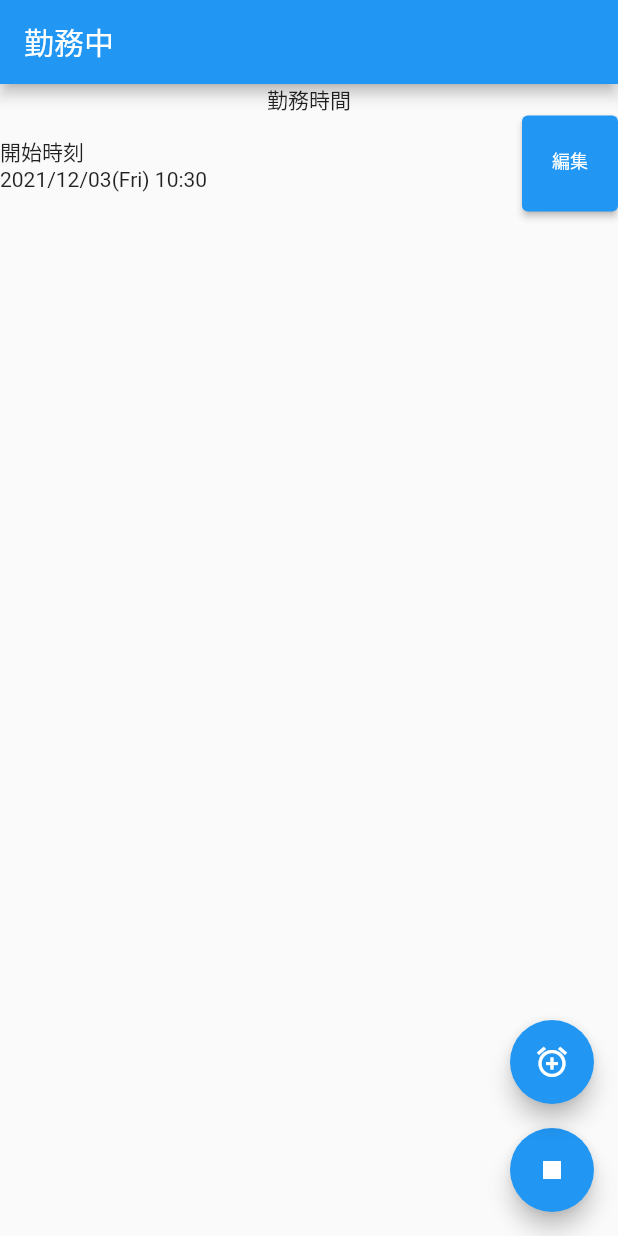
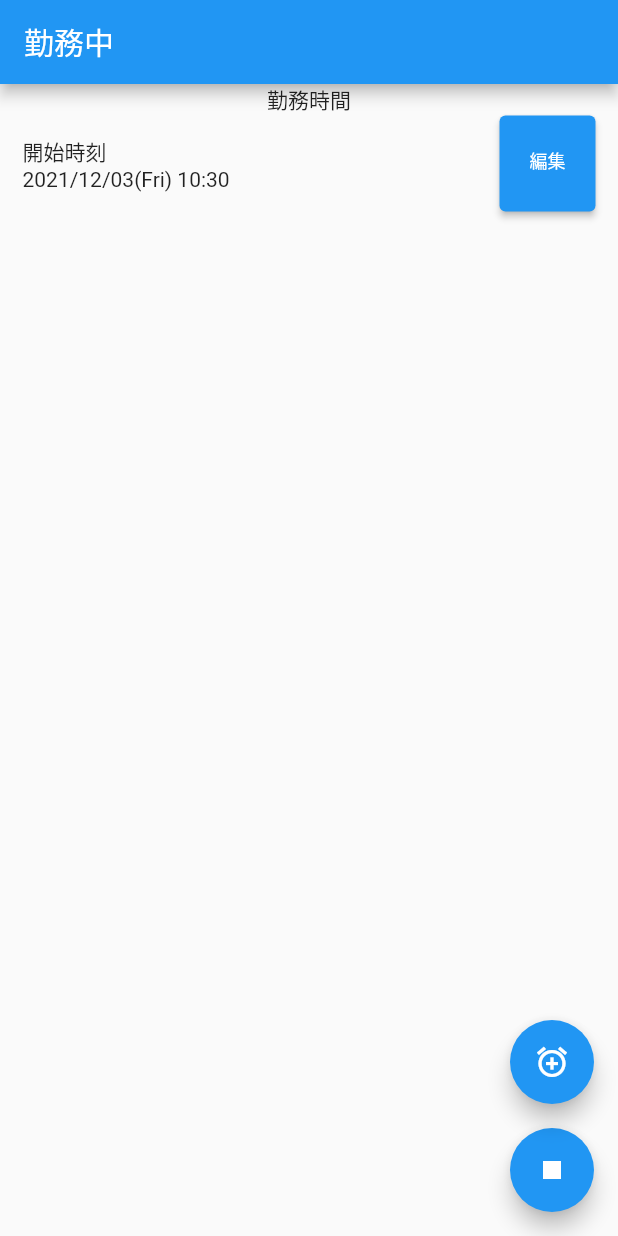
Before and after one commit to Masaki-Saito84/timelog_flutter_app, a Flutter app: the screen it shows after launch, after a tap on the "play arrow" icon, on a phone screen of 412 x 824 dp. Run offline on Flutter 3.47's test engine with Material 2 defaults, Android fonts, the phone set to English and light mode, and no system bars; our stand-ins replace flutter_datetime_picker, shared_preferences; missing offline and left inert: overlapping_time.

Commit message:
:construction: スタイル設定

```diff
--- a/lib/main.dart
+++ b/lib/main.dart
@@ -268,11 +268,21 @@ class WorkLog extends StatelessWidget {
         appBar: AppBar(
           title: Text(_headTitle),
         ),
-        body: Column(
+        body: Container(
+          padding: EdgeInsets.only(left: 15, right: 15),
+          child: Column(
             mainAxisAlignment: MainAxisAlignment.center,
             children: [
-            if (proceedingStore.duty == 'on') Text('勤務時間'),
-            if (isResult) Text('勤務時間\n' + totalDuty(attend)),
+              if (proceedingStore.duty == 'on')
+                Text(
+                  '勤務時間',
+                  textAlign: TextAlign.center,
+                ),
+              if (isResult)
+                Text(
+                  '勤務時間\n' + totalDuty(attend),
+                  textAlign: TextAlign.center,
+                ),
               if (isRecord) timeRow(context, 'start'),
               if (isResult) timeRow(context, 'end'),
               if (!isRecord && proceedingStore.duty == 'off')
@@ -280,15 +290,18 @@ class WorkLog extends StatelessWidget {
               if (isRecord || isResult)
                 Expanded(
                     child: ListView.builder(
-                      itemCount:
-                          attend.breaks.length == 0 ? 1 : attend.breaks.length,
+                        itemCount: attend.breaks.length == 0
+                            ? 1
+                            : attend.breaks.length,
                         itemBuilder: (BuildContext context, int index) {
                           return Column(
                             mainAxisAlignment: MainAxisAlignment.center,
                             children: [
                               if (isResult && index == 0)
                                 Text(
-                                  '総休憩時間\n' + totalBreaks(attend.breaks, true)),
+                                  '総休憩時間\n' + totalBreaks(attend.breaks, true),
+                                  textAlign: TextAlign.center,
+                                ),
                               if (attend.breaks.length != 0)
                                 Row(
                                   mainAxisAlignment:
@@ -363,6 +376,7 @@ class WorkLog extends StatelessWidget {
                           );
                         }))
             ],
+          ),
         ),
         floatingActionButton: Container(
             child: Column(
```
Lines whose indentation alone changed are shown as unchanged.
